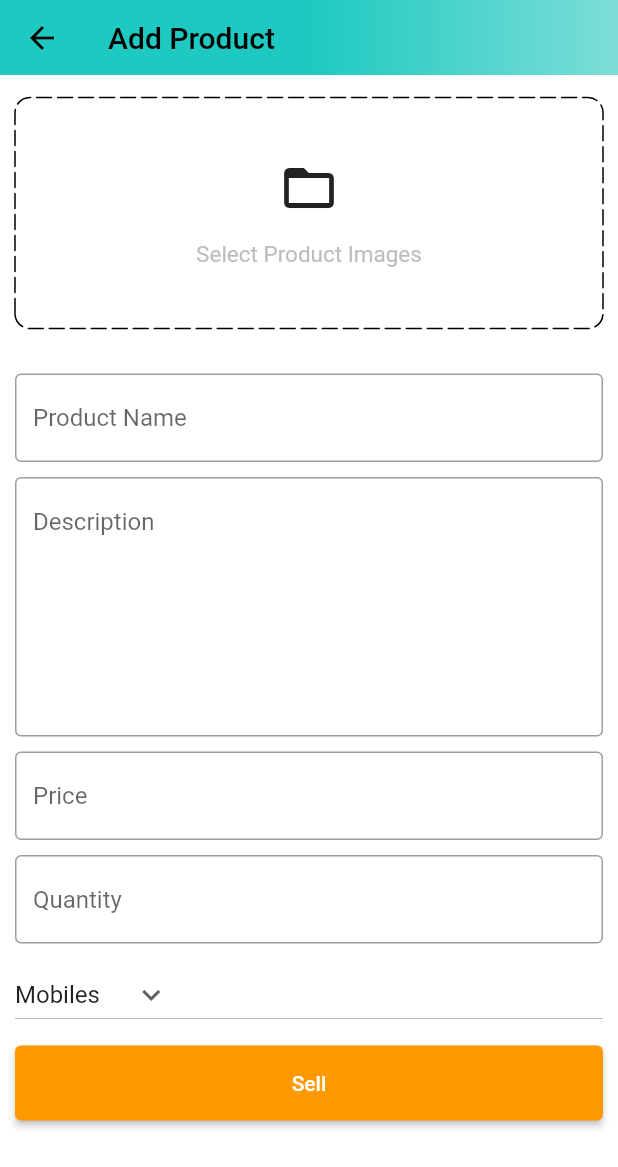
After one commit to KuldeepRawat64/flutter_ecommerce, a Flutter app: the AddProductScreen screen opened by its route, on a phone screen of 412 x 824 dp. The commit adds this screen. Shown: the top 1167 px of the screen. Run offline on Flutter 3.47's test engine with Material 2 defaults, Android fonts, the phone set to English and light mode, and no system bars; drawn by our look-alikes of dotted_border; our stand-ins replace badges, carousel_slider, file_picker, shared_preferences; missing offline and left inert: cloudinary_public; accounts and stored records are empty.

Commit message:
Created - Add product screen - Product model - Add product func - Delete profuct func

```diff
--- a/lib/common/widgets/custom_textfield.dart
+++ b/lib/common/widgets/custom_textfield.dart
@@ -3,14 +3,19 @@ import 'package:flutter/material.dart';
 class CustomTextField extends StatelessWidget {
   final TextEditingController controller;
   final String hintText;
+  final int maxLines;
   const CustomTextField(
-      {Key? key, required this.controller, required this.hintText})
+      {Key? key,
+      required this.controller,
+      required this.hintText,
+      this.maxLines = 1})
       : super(key: key);
 
   @override
   Widget build(BuildContext context) {
     return TextFormField(
       controller: controller,
+      maxLines: maxLines,
       decoration: InputDecoration(
         hintText: hintText,
         border: const OutlineInputBorder(
--- a/lib/constants/utils.dart
+++ b/lib/constants/utils.dart
@@ -1,5 +1,27 @@
+import 'dart:io';
+
+import 'package:file_picker/file_picker.dart';
 import 'package:flutter/material.dart';
 
 void showSnackBar(BuildContext context, String text) {
   ScaffoldMessenger.of(context).showSnackBar(SnackBar(content: Text(text)));
 }
+
+Future<List<File>> pickImages() async {
+  List<File> images = [];
+  try {
+    var files = await FilePicker.platform.pickFiles(
+      type: FileType.image,
+      allowMultiple: true,
+    );
+    if (files != null && files.files.isNotEmpty) {
+      for (int i = 0; i < files.files.length; i++) {
+        images.add(File(files.files[i].path!));
+      }
+    }
+  } catch (e) {
+    debugPrint(e.toString());
+  }
+
+  return images;
+}
--- /dev/null
+++ b/lib/features/admin/screens/add_product_screen.dart
@@ -0,0 +1,182 @@
+import 'dart:io';
+import 'package:carousel_slider/carousel_slider.dart';
+import 'package:dotted_border/dotted_border.dart';
+import 'package:flutter/material.dart';
+import 'package:flutter_ecommerce_app/common/widgets/custom_button.dart';
+import 'package:flutter_ecommerce_app/common/widgets/custom_textfield.dart';
+import 'package:flutter_ecommerce_app/constants/utils.dart';
+import 'package:flutter_ecommerce_app/features/admin/services/admin_services.dart';
+import '../../../constants/global_variables.dart';
+
+class AddProductScreen extends StatefulWidget {
+  static const String routeName = '/add-product';
+  const AddProductScreen({super.key});
+
+  @override
+  State<AddProductScreen> createState() => _AddProductScreenState();
+}
+
+class _AddProductScreenState extends State<AddProductScreen> {
+  final TextEditingController productNameController = TextEditingController();
+  final TextEditingController descriptionController = TextEditingController();
+  final TextEditingController priceController = TextEditingController();
+  final TextEditingController quantityController = TextEditingController();
+
+  String category = 'Mobiles';
+  List<File> images = [];
+  final AdminServices adminServices = AdminServices();
+  final _addProductFormKey = GlobalKey<FormState>();
+
+  @override
+  void dispose() {
+    super.dispose();
+    productNameController.dispose();
+    descriptionController.dispose();
+    priceController.dispose();
+    quantityController.dispose();
+  }
+
+  List<String> productCategories = [
+    'Mobiles',
+    'Essentials',
+    'Appliances',
+    'Books',
+    'Fashion'
+  ];
+
+  void sellProduct() {
+    if (_addProductFormKey.currentState!.validate() && images.isNotEmpty) {
+      adminServices.sellProduct(
+        context: context,
+        name: productNameController.text,
+        description: descriptionController.text,
+        price: double.parse(priceController.text),
+        quantity: double.parse(quantityController.text),
+        category: category,
+        images: images,
+      );
+    }
+  }
+
+  void selectImages() async {
+    var res = await pickImages();
+    setState(() {
+      images = res.cast<File>();
+    });
+  }
+
+  @override
+  Widget build(BuildContext context) {
+    return Scaffold(
+      appBar: PreferredSize(
+        preferredSize: const Size.fromHeight(50.0),
+        child: AppBar(
+            flexibleSpace: Container(
+              decoration: const BoxDecoration(
+                gradient: GlobalVariables.appBarGradient,
+              ),
+            ),
+            title: const Text(
+              'Add Product',
+              style: TextStyle(color: Colors.black),
+            )),
+      ),
+      body: SingleChildScrollView(
+          child: Form(
+              key: _addProductFormKey,
+              child: Padding(
+                padding: const EdgeInsets.symmetric(horizontal: 10.0),
+                child: Column(
+                  children: [
+                    const SizedBox(height: 15.0),
+                    images.isNotEmpty
+                        ? CarouselSlider(
+                            items: images
+                                .map(
+                                  (i) => Builder(
+                                    builder: (BuildContext context) =>
+                                        Image.file(
+                                      i,
+                                      fit: BoxFit.cover,
+                                      height: 200.0,
+                                    ),
+                                  ),
+                                )
+                                .toList(),
+                            options: CarouselOptions(
+                                viewportFraction: 1.0, height: 200.0),
+                          )
+                        : GestureDetector(
+                            onTap: selectImages,
+                            child: DottedBorder(
+                              strokeCap: StrokeCap.round,
+                              dashPattern: const [10, 4],
+                              radius: const Radius.circular(10.0),
+                              borderType: BorderType.RRect,
+                              child: Container(
+                                width: double.infinity,
+                                height: 150.0,
+                                decoration: BoxDecoration(
+                                    borderRadius: BorderRadius.circular(10.0)),
+                                child: Column(
+                                  mainAxisAlignment: MainAxisAlignment.center,
+                                  children: [
+                                    const Icon(
+                                      Icons.folder_open,
+                                      size: 40.0,
+                                    ),
+                                    const SizedBox(
+                                      height: 15.0,
+                                    ),
+                                    Text(
+                                      'Select Product Images',
+                                      style: TextStyle(
+                                        fontSize: 15.0,
+                                        color: Colors.grey.shade400,
+                                      ),
+                                    )
+                                  ],
+                                ),
+                              ),
+                            ),
+                          ),
+                    const SizedBox(height: 30.0),
+                    CustomTextField(
+                        controller: productNameController,
+                        hintText: 'Product Name'),
+                    const SizedBox(height: 10.0),
+                    CustomTextField(
+                        maxLines: 7,
+                        controller: descriptionController,
+                        hintText: 'Description'),
+                    const SizedBox(height: 10.0),
+                    CustomTextField(
+                        controller: priceController, hintText: 'Price'),
+                    const SizedBox(height: 10.0),
+                    CustomTextField(
+                        controller: quantityController, hintText: 'Quantity'),
+                    const SizedBox(height: 10.0),
+                    SizedBox(
+                      width: double.infinity,
+                      child: DropdownButton(
+                        value: category,
+                        icon: const Icon(Icons.keyboard_arrow_down),
+                        items: productCategories.map((String item) {
+                          return DropdownMenuItem(
+                              value: item, child: Text(item));
+                        }).toList(),
+                        onChanged: (String? newValue) {
+                          setState(() {
+                            category = newValue!;
+                          });
+                        },
+                      ),
+                    ),
+                    const SizedBox(height: 10.0),
+                    CustomButton(text: 'Sell', onPressed: sellProduct)
+                  ],
+                ),
+              ))),
+    );
+  }
+}
--- /dev/null
+++ b/lib/features/admin/services/admin_services.dart
@@ -0,0 +1,116 @@
+import 'dart:convert';
+import 'dart:io';
+
+import 'package:cloudinary_public/cloudinary_public.dart';
+import 'package:flutter/material.dart';
+import 'package:flutter_ecommerce_app/constants/error_handler.dart';
+import 'package:flutter_ecommerce_app/constants/utils.dart';
+import 'package:flutter_ecommerce_app/models/product.dart';
+import 'package:flutter_ecommerce_app/providers/user.provider.dart';
+import 'package:http/http.dart' show Client, Response;
+import 'package:provider/provider.dart';
+
+import '../../../constants/global_variables.dart';
+
+class AdminServices {
+  final client = Client();
+  void sellProduct({
+    required BuildContext context,
+    required String name,
+    required String description,
+    required double price,
+    required double quantity,
+    required String category,
+    required List<File> images,
+  }) async {
+    final userProvider = Provider.of<UserProvider>(context, listen: false);
+    try {
+      final cloudinary = CloudinaryPublic('druqgolun', 'ueenuhs7');
+      List<String> imageUrls = [];
+
+      for (int i = 0; i < images.length; i++) {
+        CloudinaryResponse res = await cloudinary.uploadFile(
+          CloudinaryFile.fromFile(images[i].path, folder: name),
+        );
+        imageUrls.add(res.secureUrl);
+      }
+      Product product = Product(
+          name: name,
+          description: description,
+          quantity: quantity,
+          images: imageUrls,
+          category: category,
+          price: price);
+
+      Response res = await client.post(
+        Uri.parse('$uri/admin/add-product'),
+        headers: {
+          'Content-Type': 'application/json; charset=UTF-8',
+          'x-auth-token': userProvider.user.token
+        },
+        body: product.toJson(),
+      );
+      httpErrorHandle(
+          response: res,
+          context: context,
+          onSuccess: () {
+            showSnackBar(context, 'Product added successfully');
+            Navigator.pop(context);
+          });
+    } catch (e) {
+      showSnackBar(context, e.toString());
+    }
+  }
+
+  // get all the products
+  Future<List<Product>> fetchAllProducts(BuildContext context) async {
+    final userProvider = Provider.of<UserProvider>(context, listen: false);
+    List<Product> productList = [];
+
+    try {
+      Response res =
+          await client.get(Uri.parse('$uri/admin/get-products'), headers: {
+        'Content-Type': 'application/json; charset=UTF-8',
+        'x-auth-token': userProvider.user.token
+      });
+      httpErrorHandle(
+          response: res,
+          context: context,
+          onSuccess: () {
+            for (int i = 0; i < jsonDecode(res.body).length; i++) {
+              productList
+                  .add(Product.fromJson(jsonEncode(jsonDecode(res.body)[i])));
+            }
+          });
+    } catch (e) {
+      showSnackBar(context, e.toString());
+    }
+    return productList;
+  }
+
+  void deleteProduct({
+    required BuildContext context,
+    required Product product,
+    required VoidCallback onSuccess,
+  }) async {
+    final userProvider = Provider.of<UserProvider>(context, listen: false);
+    try {
+      Response res = await client.post(
+        Uri.parse('$uri/admin/delete-product'),
+        headers: {
+          'Content-Type': 'application/json; charset=UTF-8',
+          'x-auth-token': userProvider.user.token
+        },
+        body: jsonEncode({'id': product.id}),
+      );
+      httpErrorHandle(
+          response: res,
+          context: context,
+          onSuccess: () {
+            onSuccess();
+          });
+    } catch (e) {
+      showSnackBar(context, e.toString());
+    }
+  }
+}
--- a/lib/features/loader/screens/loader_screen.dart
+++ b/lib/features/loader/screens/loader_screen.dart
@@ -1,11 +1,11 @@
 import 'package:flutter/material.dart';
 import 'package:flutter_ecommerce_app/common/widgets/bottom_bar.dart';
+import 'package:flutter_ecommerce_app/features/admin/screens/admin_screen.dart';
 import 'package:provider/provider.dart';
 
 import '../../../providers/user.provider.dart';
 import '../../auth/screens/auth_screen.dart';
 import '../../auth/services/auth_service.dart';
-import '../../home/screens/home_screen.dart';
 
 class LoaderScreen extends StatefulWidget {
   const LoaderScreen({Key? key}) : super(key: key);
@@ -26,7 +26,9 @@ class _LoaderScreenState extends State<LoaderScreen> {
   @override
   Widget build(BuildContext context) {
     return Provider.of<UserProvider>(context).user.token.isNotEmpty
-        ? const BottomBar()
+        ? Provider.of<UserProvider>(context).user.type == 'user'
+            ? const BottomBar()
+            : const AdminScreen()
         : const AuthScreen();
   }
 }
--- /dev/null
+++ b/lib/models/product.dart
@@ -0,0 +1,50 @@
+import 'dart:convert';
+
+class Product {
+  final String name;
+  final String description;
+  final double quantity;
+  final List<String> images;
+  final String category;
+  final double price;
+  final String? id;
+  // rating
+  Product({
+    required this.name,
+    required this.description,
+    required this.quantity,
+    required this.images,
+    required this.category,
+    required this.price,
+    this.id,
+  });
+
+  Map<String, dynamic> toMap() {
+    return {
+      'name': name,
+      'description': description,
+      'quantity': quantity,
+      'images': images,
+      'category': category,
+      'price': price,
+      'id': id,
+    };
+  }
+
+  factory Product.fromMap(Map<String, dynamic> map) {
+    return Product(
+      name: map['name'] ?? '',
+      description: map['description'] ?? '',
+      quantity: map['quantity']?.toDouble() ?? 0.0,
+      images: List<String>.from(map['images']),
+      category: map['category'] ?? '',
+      price: map['price']?.toDouble() ?? 0.0,
+      id: map['_id'],
+    );
+  }
+
+  String toJson() => json.encode(toMap());
+
+  factory Product.fromJson(String source) =>
+      Product.fromMap(json.decode(source));
+}
--- a/lib/router.dart
+++ b/lib/router.dart
@@ -1,10 +1,14 @@
 import 'package:flutter/material.dart';
 import 'package:flutter_ecommerce_app/common/widgets/bottom_bar.dart';
+import 'package:flutter_ecommerce_app/features/admin/screens/add_product_screen.dart';
 import 'package:flutter_ecommerce_app/features/auth/screens/auth_screen.dart';
 import 'package:flutter_ecommerce_app/features/home/screens/home_screen.dart';
 
 Route<dynamic> generateRoute(RouteSettings settings) {
   switch (settings.name) {
+    case AddProductScreen.routeName:
+      return MaterialPageRoute(
+          settings: settings, builder: (_) => const AddProductScreen());
     case AuthScreen.routeName:
       return MaterialPageRoute(
           settings: settings, builder: (_) => const AuthScreen());
--- a/pubspec.yaml
+++ b/pubspec.yaml
@@ -3,7 +3,7 @@ description: A new Flutter project.
 
 # The following line prevents the package from being accidentally published to
 # pub.dev using `flutter pub publish`. This is preferred for private packages.
-publish_to: 'none' # Remove this line if you wish to publish to pub.dev
+publish_to: "none" # Remove this line if you wish to publish to pub.dev
 
 # The following defines the version and build number for your application.
 # A version number is three numbers separated by dots, like 1.2.43
@@ -29,7 +29,10 @@ environment:
 dependencies:
   badges: ^2.0.3
   carousel_slider: ^4.1.1
+  cloudinary_public: ^0.11.0
   cupertino_icons: ^1.0.2
+  dotted_border: ^2.0.0+2
+  file_picker: ^4.6.1
   flutter:
     sdk: flutter
   http: ^0.13.4
@@ -45,7 +48,6 @@ dev_dependencies:
 # following page: https://dart.dev/tools/pub/pubspec
 # The following section is specific to Flutter packages.
 flutter:
-
   # The following line ensures that the Material Icons font is
   # included with your application, so that you can use the icons in
   # the material Icons class.
```
Also changed, not shown: lib/common/widgets/loader.dart (added, +12 -0 lines), lib/features/admin/screens/admin_screen.dart (added, +123 -0 lines), lib/features/admin/screens/posts_screen.dart (added, +90 -0 lines), pubspec.lock, 7 other files.
